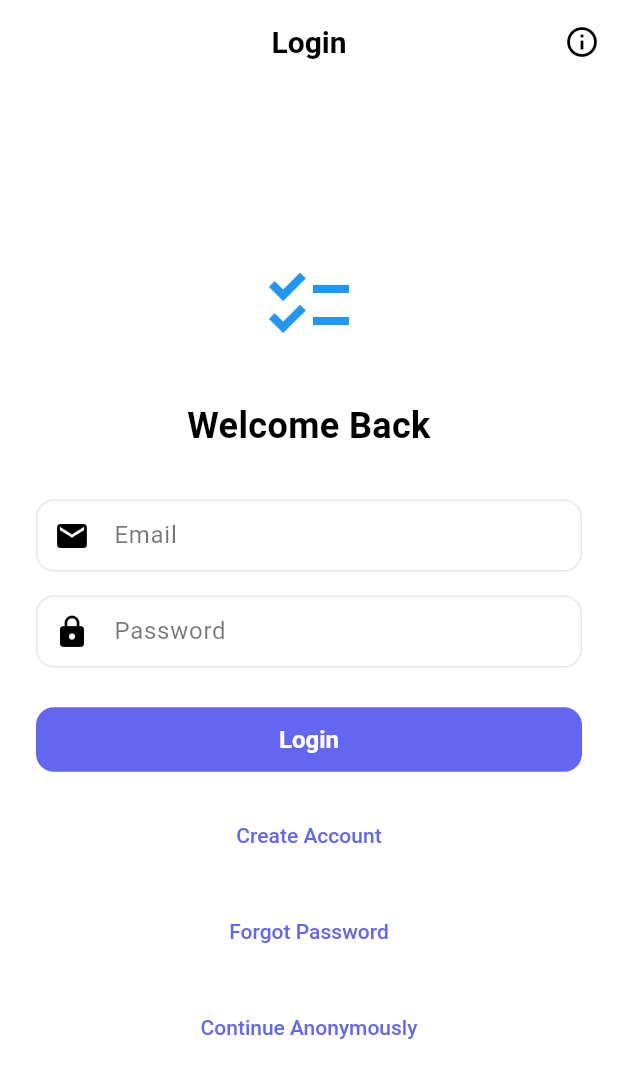
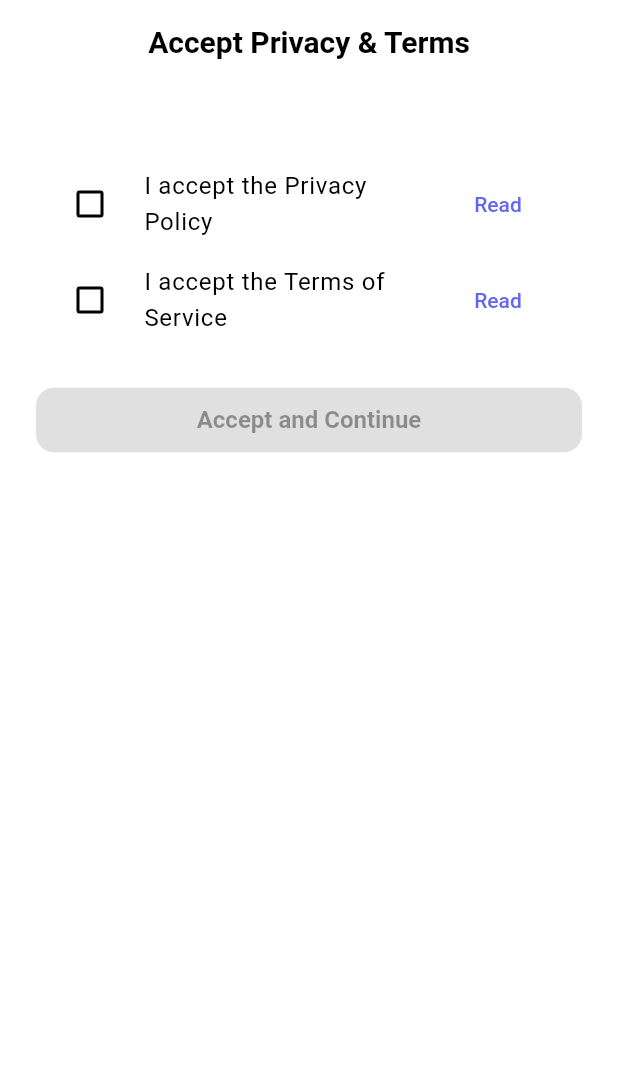
Before and after one commit to karstdiver/checklister, a Flutter app: the screen it shows after launch, on a phone screen of 412 x 824 dp. Shown: the top 1078 px of the screen. Run offline on Flutter 3.47's test engine with Material 3 defaults, Android fonts, the phone set to English and light mode, and no system bars; our stand-ins replace cloud_firestore, easy_localization, firebase_analytics, firebase_auth, firebase_core, firebase_storage and 8 more; accounts and stored records are empty; generated files the repository leaves out were written again.

Commit message:
feat(acceptance): Add localized Privacy/ToS acceptance UI and local storage logic

```diff
--- a/app/assets/translations/en_US.json
+++ b/app/assets/translations/en_US.json
@@ -419,5 +419,10 @@
   "discard_changes_title": "Discard Changes?",
   "discard_changes_message": "You have unsaved changes. Are you sure you want to leave without saving?",
   "discard": "Discard",
-  "tos_load_error": "Failed to load terms of service."
+  "tos_load_error": "Failed to load terms of service.",
+  "accept_privacy_and_terms": "Accept Privacy & Terms",
+  "accept_privacy_policy": "I accept the Privacy Policy",
+  "accept_terms_of_service": "I accept the Terms of Service",
+  "read": "Read",
+  "accept_and_continue": "Accept and Continue"
 }
--- a/app/lib/checklister_app.dart
+++ b/app/lib/checklister_app.dart
@@ -16,6 +16,8 @@ import 'features/achievements/presentation/achievement_screen.dart';
 import 'features/settings/presentation/about_screen.dart';
 import 'features/settings/presentation/help_screen.dart';
 import 'shared/themes/app_theme.dart';
+import 'core/services/acceptance_service.dart';
+import 'core/services/translation_service.dart';
 
 class ChecklisterApp extends ConsumerWidget {
   const ChecklisterApp({super.key});
@@ -28,12 +30,23 @@ class ChecklisterApp extends ConsumerWidget {
     // Use the saved language from settings, fallback to context.locale
     final currentLocale = settings.language ?? context.locale;
 
+    return FutureBuilder<bool>(
+      future: AcceptanceService.isAcceptanceRequired(),
+      builder: (context, snapshot) {
+        if (!snapshot.hasData) {
+          return const MaterialApp(
+            home: Scaffold(body: Center(child: CircularProgressIndicator())),
+          );
+        }
+        final needsAcceptance = snapshot.data!;
         return MaterialApp(
           title: 'Checklister',
           theme: AppTheme.lightTheme,
           darkTheme: AppTheme.darkTheme,
           themeMode: settings.themeMode,
-      home: const SplashScreen(),
+          home: needsAcceptance
+              ? const AcceptanceScreen()
+              : const SplashScreen(),
           debugShowCheckedModeBanner: false,
           localizationsDelegates: context.localizationDelegates,
           supportedLocales: context.supportedLocales,
@@ -52,5 +65,153 @@ class ChecklisterApp extends ConsumerWidget {
             '/help': (context) => const HelpScreen(),
           },
         );
+      },
+    );
   }
 }
+
+class AcceptanceScreen extends StatefulWidget {
+  const AcceptanceScreen({super.key});
+
+  @override
+  State<AcceptanceScreen> createState() => _AcceptanceScreenState();
+}
+
+class _AcceptanceScreenState extends State<AcceptanceScreen> {
+  bool _privacyAccepted = false;
+  bool _tosAccepted = false;
+  bool _isReauthenticating = false;
+  bool _isAccepted = false;
+  String? _error;
+
+  void _showMarkdownDialog(String titleKey, String assetBase) async {
+    final locale = Localizations.localeOf(context).languageCode;
+    final assetPath = 'assets/${assetBase}_$locale.md';
+    String data;
+    try {
+      data = await DefaultAssetBundle.of(context).loadString(assetPath);
+    } catch (_) {
+      data = await DefaultAssetBundle.of(
+        context,
+      ).loadString('assets/${assetBase}_en.md');
+    }
+    showDialog(
+      context: context,
+      builder: (context) => AlertDialog(
+        title: Text(TranslationService.translate(titleKey)),
+        content: SizedBox(
+          width: double.maxFinite,
+          child: SingleChildScrollView(child: Text(data)),
+        ),
+        actions: [
+          TextButton(
+            onPressed: () => Navigator.of(context).pop(),
+            child: Text(TranslationService.translate('close')),
+          ),
+        ],
+      ),
+    );
+  }
+
+  Future<void> _reauthenticate() async {
+    setState(() {
+      _isReauthenticating = true;
+      _error = null;
+    });
+    // TODO: Implement real re-authentication (e.g., Firebase Auth)
+    await Future.delayed(const Duration(seconds: 1));
+    setState(() {
+      _isReauthenticating = false;
+    });
+  }
+
+  Future<void> _accept() async {
+    setState(() {
+      _isAccepted = false;
+      _error = null;
+    });
+    try {
+      await AcceptanceService.saveAcceptance(
+        privacyAccepted: _privacyAccepted,
+        tosAccepted: _tosAccepted,
+      );
+      setState(() {
+        _isAccepted = true;
+      });
+      // Restart app or navigate to splash/home
+      Navigator.of(context).pushReplacementNamed('/splash');
+    } catch (e) {
+      setState(() {
+        _error = 'Failed to save acceptance: $e';
+      });
+    }
+  }
+
+  @override
+  Widget build(BuildContext context) {
+    return Scaffold(
+      appBar: AppBar(
+        title: Text(TranslationService.translate('accept_privacy_and_terms')),
+      ),
+      body: Padding(
+        padding: const EdgeInsets.all(24.0),
+        child: Column(
+          crossAxisAlignment: CrossAxisAlignment.stretch,
+          children: [
+            const SizedBox(height: 24),
+            CheckboxListTile(
+              value: _privacyAccepted,
+              onChanged: (v) => setState(() => _privacyAccepted = v ?? false),
+              title: Text(
+                TranslationService.translate('accept_privacy_policy'),
+              ),
+              controlAffinity: ListTileControlAffinity.leading,
+              secondary: TextButton(
+                onPressed: () =>
+                    _showMarkdownDialog('privacy_policy', 'privacy_policy'),
+                child: Text(TranslationService.translate('read')),
+              ),
+            ),
+            CheckboxListTile(
+              value: _tosAccepted,
+              onChanged: (v) => setState(() => _tosAccepted = v ?? false),
+              title: Text(
+                TranslationService.translate('accept_terms_of_service'),
+              ),
+              controlAffinity: ListTileControlAffinity.leading,
+              secondary: TextButton(
+                onPressed: () =>
+                    _showMarkdownDialog('terms_of_service', 'terms_of_service'),
+                child: Text(TranslationService.translate('read')),
+              ),
+            ),
+            const SizedBox(height: 24),
+            if (_error != null)
+              Padding(
+                padding: const EdgeInsets.only(bottom: 12),
+                child: Text(_error!, style: const TextStyle(color: Colors.red)),
+              ),
+            ElevatedButton(
+              onPressed:
+                  (_privacyAccepted && _tosAccepted && !_isReauthenticating)
+                  ? () async {
+                      await _reauthenticate();
+                      if (mounted && !_isReauthenticating) {
+                        await _accept();
+                      }
+                    }
+                  : null,
+              child: _isReauthenticating
+                  ? const SizedBox(
+                      width: 20,
+                      height: 20,
+                      child: CircularProgressIndicator(strokeWidth: 2),
+                    )
+                  : Text(TranslationService.translate('accept_and_continue')),
+            ),
+          ],
+        ),
+      ),
+    );
+  }
+}
--- /dev/null
+++ b/app/lib/core/services/acceptance_service.dart
@@ -0,0 +1,60 @@
+import 'package:shared_preferences/shared_preferences.dart';
+
+class AcceptanceService {
+  static const String _privacyAcceptedKey = 'privacyAccepted';
+  static const String _tosAcceptedKey = 'tosAccepted';
+  static const String _acceptedVersionKey = 'acceptedVersion';
+  static const String _acceptedAtKey = 'acceptedAt';
+  static const int currentPolicyVersion =
+      1; // Increment when policy/ToS changes
+
+  /// Save acceptance locally
+  static Future<void> saveAcceptance({
+    required bool privacyAccepted,
+    required bool tosAccepted,
+  }) async {
+    final prefs = await SharedPreferences.getInstance();
+    final now = DateTime.now().toUtc().toIso8601String();
+    await prefs.setBool(_privacyAcceptedKey, privacyAccepted);
+    await prefs.setBool(_tosAcceptedKey, tosAccepted);
+    await prefs.setInt(_acceptedVersionKey, currentPolicyVersion);
+    await prefs.setString(_acceptedAtKey, now);
+  }
+
+  /// Load acceptance status from local storage
+  static Future<AcceptanceStatus> loadAcceptance() async {
+    final prefs = await SharedPreferences.getInstance();
+    final privacyAccepted = prefs.getBool(_privacyAcceptedKey) ?? false;
+    final tosAccepted = prefs.getBool(_tosAcceptedKey) ?? false;
+    final acceptedVersion = prefs.getInt(_acceptedVersionKey) ?? 0;
+    final acceptedAt = prefs.getString(_acceptedAtKey);
+    return AcceptanceStatus(
+      privacyAccepted: privacyAccepted,
+      tosAccepted: tosAccepted,
+      acceptedVersion: acceptedVersion,
+      acceptedAt: acceptedAt,
+    );
+  }
+
+  /// Check if acceptance is required (e.g., on app start)
+  static Future<bool> isAcceptanceRequired() async {
+    final status = await loadAcceptance();
+    return !status.privacyAccepted ||
+        !status.tosAccepted ||
+        status.acceptedVersion < currentPolicyVersion;
+  }
+}
+
+class AcceptanceStatus {
+  final bool privacyAccepted;
+  final bool tosAccepted;
+  final int acceptedVersion;
+  final String? acceptedAt;
+
+  AcceptanceStatus({
+    required this.privacyAccepted,
+    required this.tosAccepted,
+    required this.acceptedVersion,
+    required this.acceptedAt,
+  });
+}
```
Lines whose indentation alone changed are shown as unchanged.
